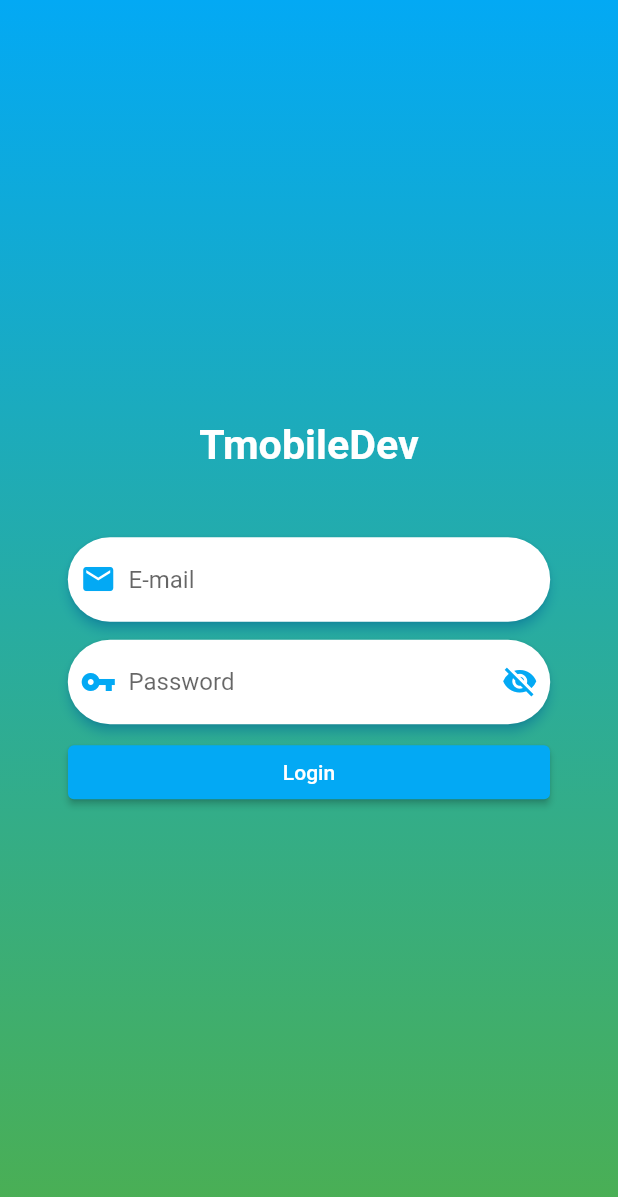
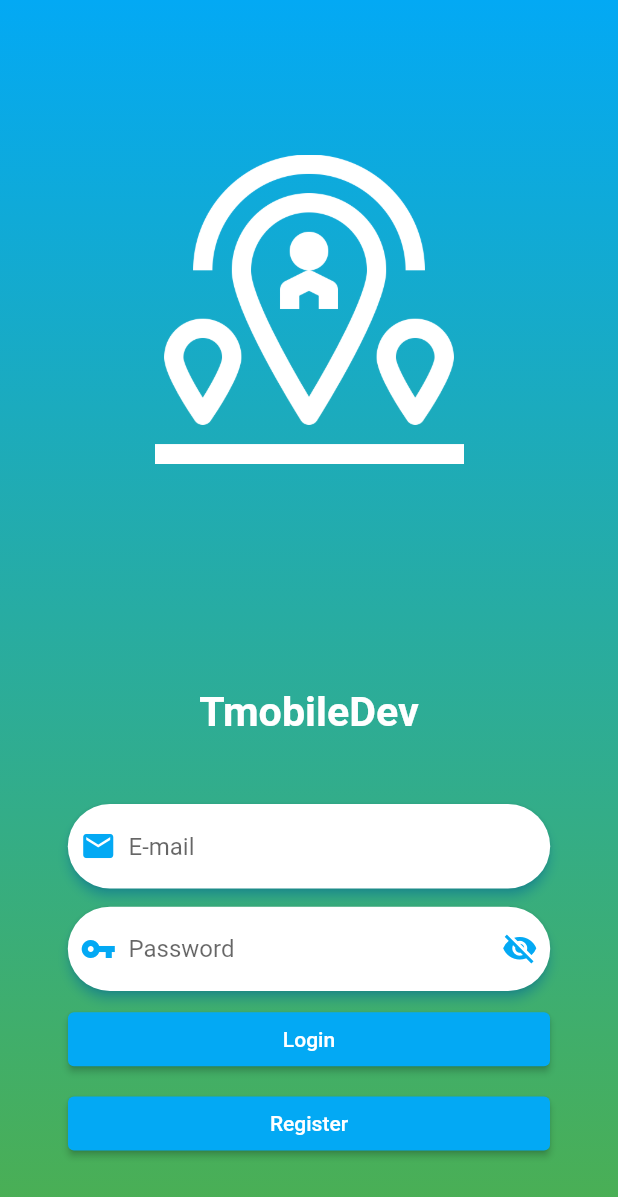
Before and after one commit to tumlovery2005/TMobileDevFlutter, a Flutter app: the screen it shows after launch, on a phone screen of 412 x 824 dp. Shown: the top 1197 px of the screen. Run offline on Flutter 3.47's test engine with Material 2 defaults, Android fonts, the phone set to English and light mode, and no system bars; our stand-ins replace cached_network_image, dio, flutter_countdown_timer, modal_progress_hud, rxdart, shared_preferences; missing offline and left inert: abhi_flutter_alertdialog.

Commit message:
change layout login, create register network & register bloc.

```diff
--- a/lib/network/URLconstance.dart
+++ b/lib/network/URLconstance.dart
@@ -3,5 +3,6 @@ import 'dart:convert';
 class URLconstance {
   static const String BaseURL = "https://tmobiledev.com/checkin/";
   static const String CHECK_IN_LOGIN = BaseURL + "user/login";
+  static const String CHECK_IN_REGISTER = BaseURL + "user/register";
   static const String CHECK_IN_USER_ME = BaseURL + "user/me";
 }
--- a/lib/page/LoginPage.dart
+++ b/lib/page/LoginPage.dart
@@ -18,6 +18,7 @@ class LoginPage extends StatefulWidget {
 
 class LoginPageState extends State<LoginPage> {
   double shortTestside;
+  double shortWidthsize;
   final _emailController = TextEditingController();
   final _passwordController = TextEditingController();
   bool showPassword = true;
@@ -32,6 +33,16 @@ class LoginPageState extends State<LoginPage> {
   @override
   Widget build(BuildContext context) {
     shortTestside = MediaQuery.of(context).size.shortestSide;
+    shortWidthsize = MediaQuery.of(context).size.width;
+    var isPortrait = MediaQuery.of(context).orientation == Orientation.portrait;
+    if(isPortrait){
+      return _isPortrait();
+    } else {
+      return _isLandscape();
+    }
+  }
+
+  Widget _isPortrait(){
     return GestureDetector(
       onTap: () {
         FocusScopeNode currentFocus = FocusScope.of(context);
@@ -42,6 +53,42 @@ class LoginPageState extends State<LoginPage> {
       child: Scaffold(
         body: ModalProgressHUD(
           child: Container(
+            width: double.infinity,
+            decoration: BoxDecoration(
+              gradient: LinearGradient(
+                begin: Alignment.topCenter,
+                end: Alignment.bottomCenter,
+                colors: [
+                  Colors.lightBlue,
+                  Colors.green,
+                ],
+              ),
+            ),
+            child: Column(
+              children: <Widget>[
+                Expanded(
+                  child: Center(
+                    child: Image(
+                      image: AssetImage('assets/title_image.png'),
+                      width: shortWidthsize / 2, color: Colors.white,
+                    ),
+                  ),
+                ),
+                Expanded(
+                  child: _layoutLogin(),
+                ),
+              ],
+            ),
+          ),
+          inAsyncCall: loading,
+        ),
+      ),
+    );
+  }
+
+  Widget _isLandscape(){
+    return Scaffold(
+      body: Container(
         width: double.infinity,
         height: double.infinity,
         decoration: BoxDecoration(
@@ -54,7 +101,31 @@ class LoginPageState extends State<LoginPage> {
             ],
           ),
         ),
+        child: Row(
+          children: <Widget>[
+            Container(
+              width: (shortWidthsize / 2),
+              height: double.infinity,
               child: Center(
+                child: Image(
+                  image: AssetImage('assets/title_image.png'),
+                  width: shortWidthsize / 4, color: Colors.white,
+                ),
+              ),
+            ),
+            Expanded(
+              child: _layoutLogin(),
+            ),
+          ],
+        ),
+      ),
+    );
+  }
+
+  Widget _layoutLogin(){
+    return Container(
+      child: Center(
+        child: SingleChildScrollView(
           child: Container(
             width: double.infinity,
             margin: EdgeInsets.all(shortTestside / 10),
@@ -68,12 +139,10 @@ class LoginPageState extends State<LoginPage> {
                 _boxInputEmail(),
                 _boxInputPassword(),
                 _buttonLogin(),
+                _ButtonRegister(),
               ],
             ),
           ),
-            ),
-          ),
-          inAsyncCall: loading,
         ),
       ),
     );
@@ -187,7 +256,25 @@ class LoginPageState extends State<LoginPage> {
           _setLoading(true),
           _LoginRequest(),
         },
-        child: Text('Login', style: TextStyle(color: Colors.white),),
+        child: Text('Login', style: TextStyle(color: Colors.white)),
+        clipBehavior: Clip.antiAlias,
+        style: ButtonStyle(
+          backgroundColor: MaterialStateProperty.all<Color>(Colors.lightBlue)
+        ),
+      ),
+    );
+  }
+
+  Widget _ButtonRegister(){
+    return Container(
+      margin: EdgeInsets.all(shortTestside / 100),
+      width: double.infinity,
+      child: ElevatedButton(
+        onPressed: () => {
+          _setLoading(true),
+          _LoginRequest(),
+        },
+        child: Text('Register', style: TextStyle(color: Colors.white)),
         clipBehavior: Clip.antiAlias,
         style: ButtonStyle(
             backgroundColor: MaterialStateProperty.all<Color>(Colors.lightBlue)
--- a/pubspec.yaml
+++ b/pubspec.yaml
@@ -61,8 +61,8 @@ flutter:
   uses-material-design: true
 
   # To add assets to your application, add an assets section, like this:
-  # assets:
-  #   - images/a_dot_burr.jpeg
+  assets:
+    - assets/title_image.png
   #   - images/a_dot_ham.jpeg
 
   # An image asset can refer to one or more resolution-specific "variants", see
```
Also changed, not shown: lib/bloc/RegisterBloc.dart (added, +22 -0 lines), lib/network/RegisterNetwork.dart (added, +39 -0 lines), assets/title_image.png (added). Lines whose indentation alone changed are shown as unchanged.
